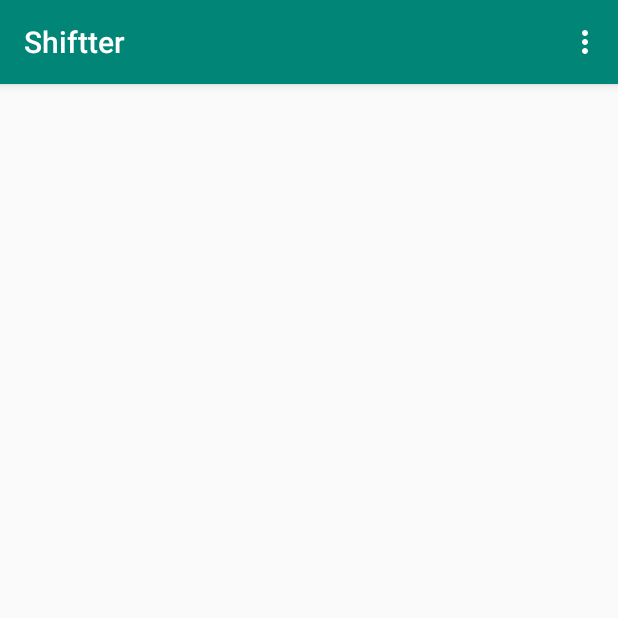
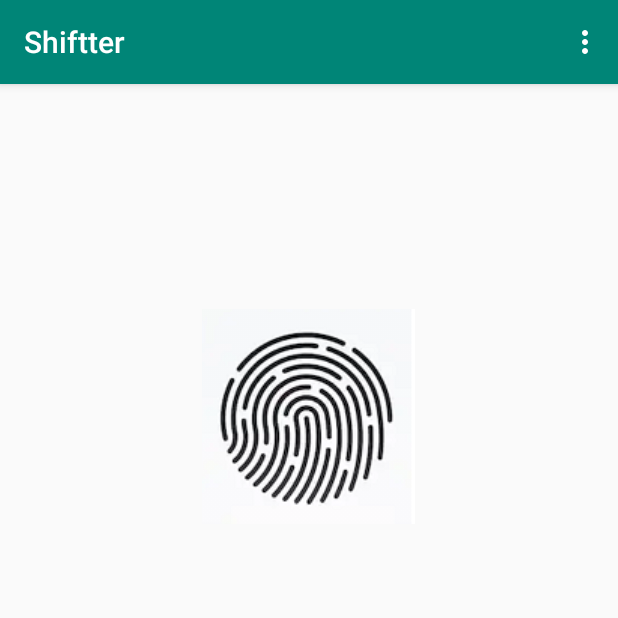
Before and after one commit to Yotam124/Shiftter, an Android app: the HomePageActivity screen opened directly, with no data from a screen before it, on a phone screen of 412 x 824 dp, the top half of it. Run offline under Robolectric (Android 15) with nearby library versions, the phone set to English and light mode, and no system bars; 1 statement that could not run was skipped.

Commit message:
fingerPrint ImageButton

```diff
--- a/app/src/main/res/layout/activity_home_page.xml
+++ b/app/src/main/res/layout/activity_home_page.xml
@@ -4,4 +4,16 @@
     xmlns:tools="http://schemas.android.com/tools"
     android:layout_width="match_parent"
     android:layout_height="match_parent"
-    tools:context=".HomePageActivity"/>
+    tools:context=".HomePageActivity">
+
+    <ImageButton
+        android:id="@+id/fingerPrintBtn"
+        android:layout_width="142dp"
+        android:layout_height="147dp"
+        android:layout_marginTop="148dp"
+        app:layout_constraintEnd_toEndOf="parent"
+        app:layout_constraintHorizontal_bias="0.498"
+        app:layout_constraintStart_toStartOf="parent"
+        app:layout_constraintTop_toTopOf="parent"
+        app:srcCompat="@drawable/fingerPrint" />
+</androidx.constraintlayout.widget.ConstraintLayout>
```
Also changed, not shown: app/src/main/res/drawable/fingerPrint.png (added).
